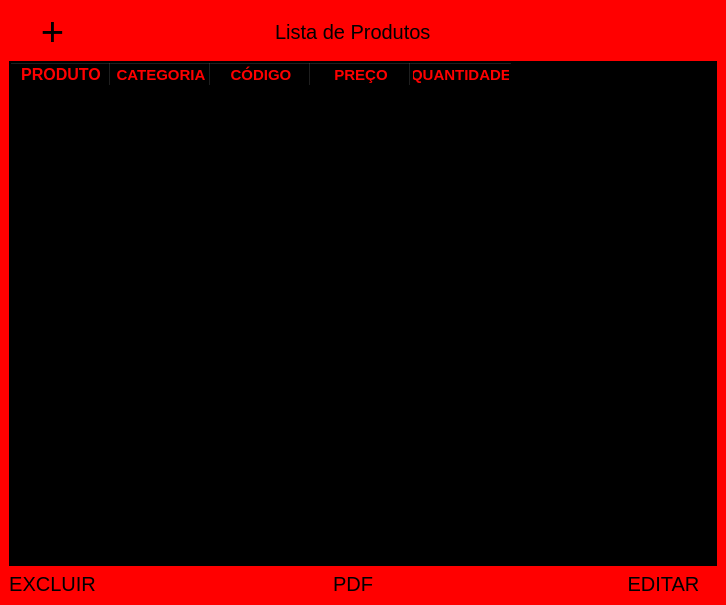
Before: the Qt Designer form modulos/telas/listar_dados.ui in AsafViana/Registrador-de-estoque, drawn with Qt 5.
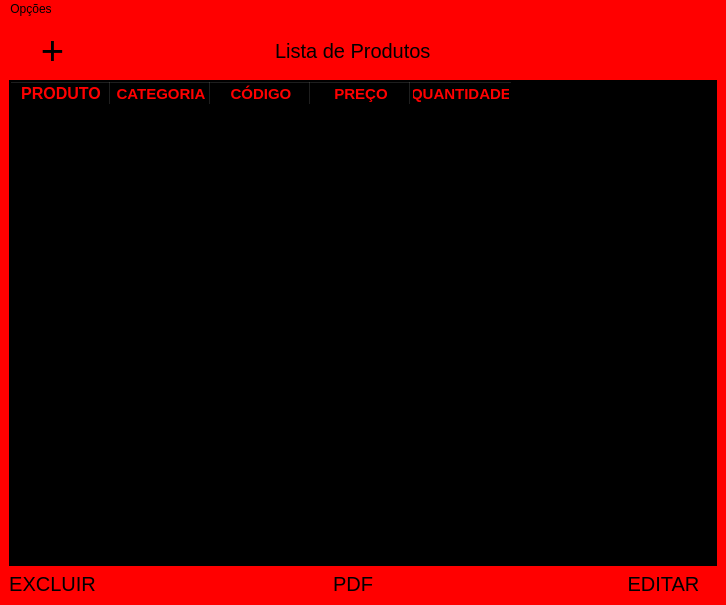
After: the same form once the commit is applied. Icons and pictures are not drawn.

```diff
--- a/modulos/telas/listar_dados.ui
+++ b/modulos/telas/listar_dados.ui
@@ -314,6 +314,28 @@
     </item>
    </layout>
   </widget>
+  <widget class="QMenuBar" name="menuBar">
+   <property name="geometry">
+    <rect>
+     <x>0</x>
+     <y>0</y>
+     <width>726</width>
+     <height>26</height>
+    </rect>
+   </property>
+   <widget class="QMenu" name="menuOp_es">
+    <property name="title">
+     <string>Opções</string>
+    </property>
+    <addaction name="actionFeedback"/>
+   </widget>
+   <addaction name="menuOp_es"/>
+  </widget>
+  <action name="actionFeedback">
+   <property name="text">
+    <string>Feedback</string>
+   </property>
+  </action>
  </widget>
  <resources/>
  <connections/>
```
